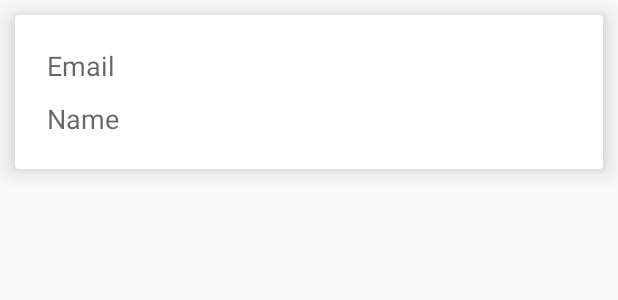
After one commit to UjjwolKayastha/TrackerApplication, an Android app: the layout friend_list_design.xml on its own in the app's theme, with its tools: preview values and no code run, on a phone screen of 412 x 824 dp. The commit adds this screen. Shown: the top 300 px of the screen. Run offline under Robolectric (Android 15) with nearby library versions, the phone set to English and light mode, and no system bars.

Commit message:
Friend List Retrieval Test

```diff
--- a/app/src/main/java/kayastha/ujjwol/atrackerapp/utilities/Firebase_method.java
+++ b/app/src/main/java/kayastha/ujjwol/atrackerapp/utilities/Firebase_method.java
@@ -107,6 +107,7 @@ public class Firebase_method {
                 if (dataSnapshot.exists()) {
                     for (DataSnapshot user : dataSnapshot.getChildren()) {
                         callBack.onResult(user.getValue(UserData.class));
+
                         return;
                     }
                 }
@@ -128,7 +129,7 @@ public class Firebase_method {
             @Override
             public void onChildAdded(@NonNull DataSnapshot dataSnapshot, @Nullable String s) {
                 for (DataSnapshot friendData: dataSnapshot.getChildren()){
-                    String friendId="";// TODO assign value
+                    String friendId=friendData.toString();// TODO assign value
                     fetchUserFromUserId(friendId, callBack);
                 }
             }
--- /dev/null
+++ b/app/src/main/res/layout/friend_list_design.xml
@@ -0,0 +1,49 @@
+<?xml version="1.0" encoding="utf-8"?>
+<android.support.v7.widget.CardView
+    xmlns:android="http://schemas.android.com/apk/res/android"
+    android:layout_width="match_parent"
+    android:layout_height="wrap_content"
+    android:elevation="10dp"
+    xmlns:app="http://schemas.android.com/apk/res-auto"
+    android:layout_margin="10dp"
+    app:cardElevation="10dp"
+    >
+
+    <LinearLayout
+        android:layout_width="match_parent"
+        android:layout_height="wrap_content"
+        android:orientation="vertical"
+        android:layout_margin="5dp">
+
+
+        <LinearLayout
+            android:layout_width="match_parent"
+            android:layout_height="wrap_content"
+            android:orientation="vertical"
+            android:padding="5dp"
+            android:layout_margin="5dp">
+
+            <TextView
+                android:layout_width="match_parent"
+                android:layout_height="wrap_content"
+                android:text="Email"
+                android:textAppearance="@style/Base.TextAppearance.AppCompat.Medium"
+                android:maxLines="1"
+                android:padding="5dp"
+                android:id="@+id/nameItem"
+                />
+            <TextView
+                android:layout_width="match_parent"
+                android:layout_height="wrap_content"
+                android:text="Name"
+                android:textAppearance="@style/Base.TextAppearance.AppCompat.Medium"
+                android:maxLines="2"
+                android:padding="5dp"
+                android:id="@+id/descItem"
+                />
+
+        </LinearLayout>
+
+    </LinearLayout>
+
+</android.support.v7.widget.CardView>
```
Also changed, not shown: app/src/main/java/kayastha/ujjwol/atrackerapp/friends/Friends_tab.java (+124 -6 lines), app/src/main/java/kayastha/ujjwol/atrackerapp/friends/RecyclerViewAdapter.java (added, +62 -0 lines), app/src/main/res/layout/fragment_friends.xml (+36 -3 lines).
